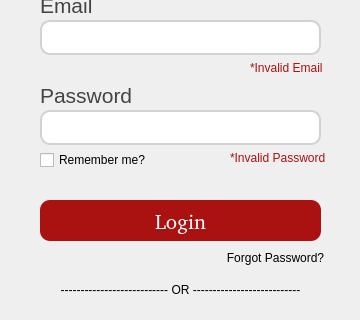
Old version of the form login.ui in the repository Boondirek-Kanjanapongporn/E-DOCK; both pictures show x 0 to 360 and y 150 to 470 of the 360 by 640 pixel window.
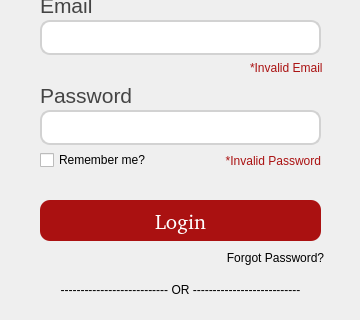
New version of the form.

Patch:
```diff
--- a/login.ui
+++ b/login.ui
@@ -240,10 +240,10 @@
   <widget class="QLabel" name="invalidpasswordLabel">
    <property name="geometry">
     <rect>
-     <x>230</x>
+     <x>220</x>
      <y>300</y>
      <width>101</width>
-     <height>16</height>
+     <height>21</height>
     </rect>
    </property>
    <property name="styleSheet">
@@ -254,6 +254,9 @@
    <property name="text">
     <string>*Invalid Password</string>
    </property>
+   <property name="alignment">
+    <set>Qt::AlignRight|Qt::AlignTrailing|Qt::AlignVCenter</set>
+   </property>
   </widget>
   <widget class="QLabel" name="loginLabel">
    <property name="geometry">
```
